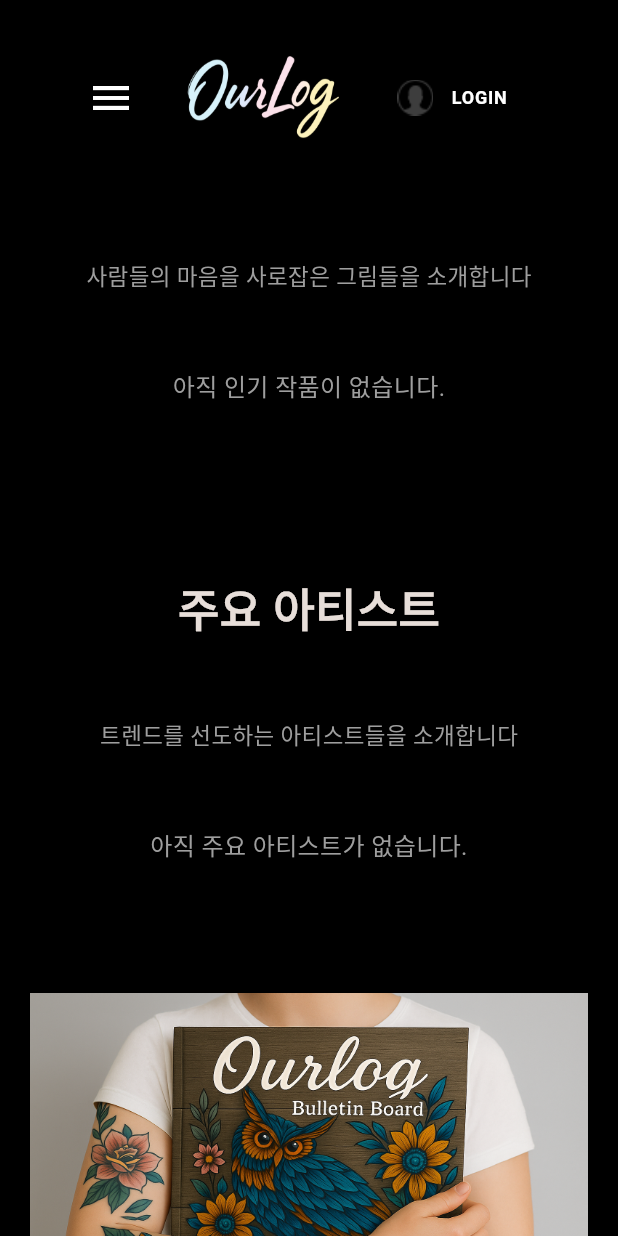
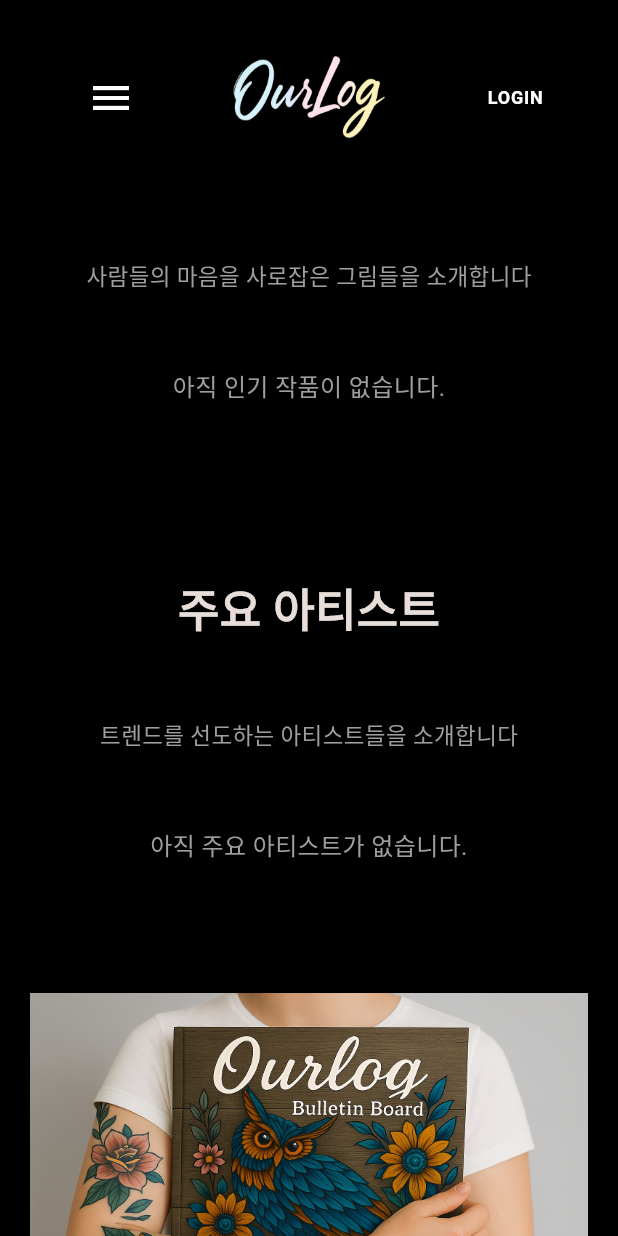
Before and after one commit to itstudyproject/ourlog_flutter, a Flutter app: the screen it shows after launch, scrolled down 576 dp, after a tap on the "menu" icon, after a tap on "LOGIN", on a phone screen of 412 x 824 dp. Run offline on Flutter 3.47's test engine with Material 3 defaults, Android fonts, the phone set to English and light mode, and no system bars; our stand-ins replace google_sign_in, image_picker, shared_preferences; missing offline and left inert: sendbird_chat_sdk; accounts and stored records are empty; network calls fail.

Commit message:
헤더 수정

```diff
--- a/lib/widgets/header.dart
+++ b/lib/widgets/header.dart
@@ -25,10 +25,9 @@ class _HeaderState extends State<Header> with SingleTickerProviderStateMixin {
     _slideAnimation = Tween<Offset>(
       begin: const Offset(-1, 0),
       end: Offset.zero,
-    ).animate(CurvedAnimation(
-      parent: _animationController,
-      curve: Curves.easeOut,
-    ));
+    ).animate(
+      CurvedAnimation(parent: _animationController, curve: Curves.easeOut),
+    );
   }
 
   @override
@@ -42,12 +41,7 @@ class _HeaderState extends State<Header> with SingleTickerProviderStateMixin {
   Widget build(BuildContext context) {
     return SizedBox(
       width: MediaQuery.of(context).size.width,
-      child: Column(
-        mainAxisSize: MainAxisSize.min,
-        children: [
-          _buildHeader(),
-        ],
-      ),
+      child: Column(mainAxisSize: MainAxisSize.min, children: [_buildHeader()]),
     );
   }
 
@@ -58,104 +52,53 @@ class _HeaderState extends State<Header> with SingleTickerProviderStateMixin {
       height: 130,
       color: Colors.black.withOpacity(0.9),
       padding: const EdgeInsets.symmetric(horizontal: 50),
-      child: Row(
-        mainAxisSize: MainAxisSize.max,
-        mainAxisAlignment: MainAxisAlignment.spaceBetween,
+      child: Stack(
         children: [
-          // 왼쪽: 햄버거 메뉴
-          IconButton(
-            icon: const Icon(
-              Icons.menu,
-              color: Colors.white,
-              size: 32,
+          // 왼쪽: 햄버거 메뉴 (좌측 끝에 정렬)
+          Align(
+            alignment: Alignment.centerLeft,
+            child: IconButton(
+              icon: const Icon(Icons.menu, color: Colors.white, size: 32),
+              onPressed: () {
+                _showSidebar();
+              },
             ),
-            onPressed: _showSidebar,
           ),
 
-          // 중앙: 로고
-          GestureDetector(
+          // 중앙: 로고 (Stack의 중앙에 정렬)
+          Align(
+            alignment: Alignment.center,
+            child: GestureDetector(
               onTap: () {
                 // 홈으로 이동
                 Navigator.pushReplacementNamed(context, '/');
               },
-            child: Image.asset(
-              'assets/images/OurLog.png',
-              height: 55,
+              child: Image.asset('assets/images/OurLog.png', height: 55),
             ),
           ),
 
-          // 오른쪽: 검색 및 사용자 메뉴
-          Flexible(
-            child: LayoutBuilder(builder: (context, constraints) {
+          // 오른쪽: 검색 및 사용자 메뉴 (우측 끝에 정렬)
+          Align(
+            alignment: Alignment.centerRight,
+            child: LayoutBuilder(
+              builder: (context, constraints) {
+                // 화면이 좁으면 검색창 숨기기
                 final bool showSearch = constraints.maxWidth > 300;
 
                 return Row(
-                mainAxisSize: MainAxisSize.min,
+                  // mainAxisSize: MainAxisSize.min,
                   mainAxisAlignment: MainAxisAlignment.end,
                   children: [
-                  if (showSearch) ...[
-                    const Text(
-                      'SEARCH',
-                      style: TextStyle(
-                        color: Colors.white,
-                        fontSize: 12,
-                        fontWeight: FontWeight.bold,
-                        letterSpacing: 0.5,
-                      ),
-                    ),
-                    const SizedBox(width: 10),
-                    Container(
-                      width: 160,
-                      decoration: const BoxDecoration(
-                        border: Border(
-                          bottom: BorderSide(
-                            color: Colors.white,
-                            width: 1,
-                          ),
-                        ),
-                      ),
-                      child: Row(
-                        children: [
-                          Expanded(
-                            child: TextField(
-                              style: const TextStyle(
-                                color: Colors.white,
-                                fontSize: 14,
-                              ),
-                              decoration: const InputDecoration(
-                                hintText: '검색',
-                                hintStyle: TextStyle(color: Colors.white70),
-                                border: InputBorder.none,
-                                isDense: true,
-                                contentPadding:
-                                EdgeInsets.symmetric(vertical: 8),
-                              ),
-                            ),
-                          ),
-                          const Icon(
-                            Icons.search,
-                            color: Colors.white,
-                            size: 18,
+                    // MyPage 아이콘: 로그인 시에만 표시
+                    if (authProvider.isLoggedIn) ...[
+                      IconButton(
+                        icon: Image.asset('assets/images/mypage.png'),
+                        onPressed:
+                            () => Navigator.pushNamed(context, '/mypage'),
                       ),
                     ],
-                      ),
-                    ),
-                    const SizedBox(width: 24),
-                  ],
 
-                  // MyPage 아이콘: 로그인 여부에 따라 색상 및 이동 경로 변경
-                  IconButton(
-                    icon: authProvider.isLoggedIn
-                        ? Image.asset('assets/images/mypage.png')
-                        : Image.asset(
-                      'assets/images/mypage.png',
-                      color: Colors.white24,
-                    ),
-                    onPressed: () => Navigator.pushNamed(
-                        context, authProvider.isLoggedIn ? '/mypage' : '/login'),
-                  ),
-
-                  // 로그인 / 로그아웃 버튼
+                    // 로그인/로그아웃 버튼
                     GestureDetector(
                       onTap: () {
                         if (authProvider.isLoggedIn) {
@@ -178,10 +121,10 @@ class _HeaderState extends State<Header> with SingleTickerProviderStateMixin {
                         ),
                       ),
                     ),
-                  const SizedBox(width: 24),
                   ],
                 );
-            }),
+              },
+            ),
           ),
         ],
       ),
@@ -207,9 +150,7 @@ class _HeaderState extends State<Header> with SingleTickerProviderStateMixin {
               Positioned.fill(
                 child: GestureDetector(
                   onTap: _closeSidebar,
-                  child: Container(
-                    color: Colors.black.withOpacity(0.5),
-                  ),
+                  child: Container(color: Colors.black.withOpacity(0.5)),
                 ),
               ),
 
@@ -254,19 +195,29 @@ class _HeaderState extends State<Header> with SingleTickerProviderStateMixin {
                               if (authProvider.isLoggedIn) ...[
                                 Row(
                                   children: [
+                                    // 프로필 이미지
                                     const CircleAvatar(
                                       backgroundColor: Colors.grey,
                                       radius: 30,
-                                      child: Icon(Icons.person,
-                                          size: 40, color: Colors.white),
+                                      child: Icon(
+                                        Icons.person,
+                                        size: 40,
+                                        color: Colors.white,
+                                      ),
                                     ),
                                     const SizedBox(width: 16),
-                                    Column(
+
+                                    // 사용자 정보 (닉네임, 마이페이지 링크)
+                                    Expanded(
+                                      child: Column(
                                         crossAxisAlignment:
                                             CrossAxisAlignment.start,
                                         children: [
                                           Text(
-                                          authProvider.userEmail ?? '사용자',
+                                            authProvider.userNickname ??
+                                                authProvider.userEmail ??
+                                                '사용자',
+                                            // 닉네임 또는 이메일 표시
                                             style: const TextStyle(
                                               color: Colors.white,
                                               fontSize: 18,
@@ -275,10 +226,12 @@ class _HeaderState extends State<Header> with SingleTickerProviderStateMixin {
                                           ),
                                           const SizedBox(height: 4),
                                           GestureDetector(
-                                          onTap: () async {
-                                            await _closeSidebar();
+                                            onTap: () {
+                                              _closeSidebar();
                                               Navigator.pushNamed(
-                                                context, '/mypage');
+                                                context,
+                                                '/mypage',
+                                              );
                                             },
                                             child: const Text(
                                               '마이페이지',
@@ -292,7 +245,48 @@ class _HeaderState extends State<Header> with SingleTickerProviderStateMixin {
                                           ),
                                         ],
                                       ),
+                                    ),
                                   ],
+                                ),
+                                const SizedBox(height: 16), // 사용자 정보 아래 간격
+                                // 채팅 버튼 추가
+                                GestureDetector(
+                                  onTap: () {
+                                    _closeSidebar(); // 사이드바 닫기
+                                    Navigator.pushNamed(
+                                      context,
+                                      '/chatList',
+                                    ); // 채팅 목록 페이지로 이동 (새로운 라우트 사용)
+                                  },
+                                  child: Container(
+                                    padding: const EdgeInsets.symmetric(
+                                      vertical: 12,
+                                      horizontal: 10,
+                                    ),
+                                    decoration: BoxDecoration(
+                                      color: Colors.white.withOpacity(0.1),
+                                      // 배경색
+                                      borderRadius: BorderRadius.circular(8),
+                                    ),
+                                    child: const Row(
+                                      children: [
+                                        Icon(
+                                          Icons.chat_bubble_outline,
+                                          color: Colors.white70,
+                                          size: 20,
+                                        ),
+                                        // 채팅 아이콘
+                                        SizedBox(width: 10),
+                                        Text(
+                                          '채팅',
+                                          style: TextStyle(
+                                            color: Colors.white,
+                                            fontSize: 16,
+                                          ),
+                                        ),
+                                      ],
+                                    ),
+                                  ),
                                 ),
                                 const SizedBox(height: 32),
                                 const Divider(color: Colors.white24),
@@ -300,35 +294,43 @@ class _HeaderState extends State<Header> with SingleTickerProviderStateMixin {
                               ],
 
                               // 아트 섹션
-                              _buildSidebarSection('아트', [
-                                '아트 등록',
-                                '아트 게시판',
-                              ]),
+                              _buildSidebarSection('아트', ['아트 등록', '아트 게시판']),
 
                               // 커뮤니티 섹션
                               _buildSidebarSection('커뮤니티', [
-                                {'label': '새소식', 'type': 'news'},
-                                {'label': '자유게시판', 'type': 'free'},
-                                {'label': '홍보 게시판', 'type': 'promotion'},
-                                {'label': '요청 게시판', 'type': 'request'},
+                                '새소식',
+                                '자유게시판',
+                                '홍보 게시판',
+                                '요청 게시판',
                               ]),
 
                               // 랭킹 섹션
                               _buildSidebarSection('랭킹', []),
 
-                              // 마이페이지 섹션
-                              _buildSidebarSection('마이페이지', []),
+                              // 마이페이지 섹션 (로그인 시에만 표시)
+                              if (authProvider.isLoggedIn)
+                                _buildSidebarSection('마이페이지', [
+                                  '프로필 관리',
+                                  '나의 작품',
+                                  '좋아요 목록',
+                                  '구매 내역',
+                                  '설정',
+                                ]),
 
-                              // 회원탈퇴 섹션 (로그인 시만)
+                              // 회원탈퇴 섹션 (로그인 시에만 표시)
                               if (authProvider.isLoggedIn)
                                 GestureDetector(
-                                  onTap: () async {
-                                    await _closeSidebar();
+                                  onTap: () {
+                                    _closeSidebar();
                                     Navigator.pushNamed(context, '/delete');
                                   },
                                   child: Container(
                                     margin: const EdgeInsets.only(top: 20),
-                                    child: Row(
+                                    child: Column(
+                                      crossAxisAlignment:
+                                          CrossAxisAlignment.start,
+                                      children: [
+                                        Row(
                                           children: [
                                             const Icon(
                                               Icons.warning_amber_rounded,
@@ -346,13 +348,17 @@ class _HeaderState extends State<Header> with SingleTickerProviderStateMixin {
                                             ),
                                           ],
                                         ),
+                                      ],
+                                    ),
                                   ),
                                 ),
 
                               // 하단 로고
                               Padding(
-                                padding:
-                                const EdgeInsets.only(top: 40, bottom: 70),
+                                padding: const EdgeInsets.only(
+                                  top: 40,
+                                  bottom: 70,
+                                ),
                                 child: Opacity(
                                   opacity: 0.7,
                                   child: Text(
@@ -360,9 +366,7 @@ class _HeaderState extends State<Header> with SingleTickerProviderStateMixin {
                                     style: Theme.of(context)
                                         .textTheme
                                         .headlineLarge
-                                        ?.copyWith(
-                                      fontSize: 40,
-                                    ),
+                                        ?.copyWith(fontSize: 40),
                                   ),
                                 ),
                               ),
@@ -395,7 +399,7 @@ class _HeaderState extends State<Header> with SingleTickerProviderStateMixin {
     _overlayEntry = null;
   }
 
-  Widget _buildSidebarSection(String title, List<dynamic> items) {
+  Widget _buildSidebarSection(String title, List<String> items) {
     return Column(
       crossAxisAlignment: CrossAxisAlignment.start,
       children: [
@@ -406,9 +410,6 @@ class _HeaderState extends State<Header> with SingleTickerProviderStateMixin {
               Navigator.pushNamed(context, '/ranking');
             } else if (title == '마이페이지') {
               Navigator.pushNamed(context, '/mypage');
-            } else if (title == '커뮤니티') {
-              // Optionally navigate to a general community landing page or the first category
-              // Navigator.pushNamed(context, '/community/list');
             }
           },
           child: Text(
@@ -422,36 +423,28 @@ class _HeaderState extends State<Header> with SingleTickerProviderStateMixin {
           ),
         ),
         const SizedBox(height: 10),
-        ...items.map((item) => GestureDetector(
+        ...items.map(
+          (item) => GestureDetector(
             onTap: () async {
               await _closeSidebar();
-            // Assuming item is a Map like {'label': '새소식', 'type': 'news'}
-            if (title == '커뮤니티' && item is Map<String, String>) {
-              Navigator.pushNamed(
-                context,
-                '/community/list',
-                arguments: {'boardType': item['type']},
-              );
-            } else if (item == '아트 등록') {
-              Navigator.pushNamed(context, '/art/register'); // Update route if needed
+              if (item == '아트 등록') {
+                Navigator.pushNamed(context, '/art/register');
               } else if (item == '아트 게시판') {
-              Navigator.pushNamed(context, '/artWork'); // Update route if needed
+                Navigator.pushNamed(context, '/artWork');
+              } else if (item == '새소식') {
+                Navigator.pushNamed(context, '/news');
+              } else if (item == '자유게시판') {
+                Navigator.pushNamed(context, '/free');
+              } else if (item == '홍보 게시판') {
+                Navigator.pushNamed(context, '/advertise');
+              } else if (item == '요청 게시판') {
+                Navigator.pushNamed(context, '/request');
               }
-            // Remove or update old community navigation
-            // else if (item == '새소식') {
-            //   Navigator.pushNamed(context, '/news');
-            // } else if (item == '자유게시판') {
-            //   Navigator.pushNamed(context, '/free');
-            // } else if (item == '홍보 게시판') {
-            //   Navigator.pushNamed(context, '/advertise');
-            // } else if (item == '요청 게시판') {
-            //   Navigator.pushNamed(context, '/request');
-            // }
             },
             child: Padding(
               padding: const EdgeInsets.only(left: 12, bottom: 6),
               child: Text(
-              item is Map<String, String> ? item['label'] : item,
+                item,
                 style: const TextStyle(
                   color: Colors.white,
                   fontSize: 16,
@@ -459,7 +452,8 @@ class _HeaderState extends State<Header> with SingleTickerProviderStateMixin {
                 ),
               ),
             ),
-        )),
+          ),
+        ),
         const SizedBox(height: 20),
       ],
     );
```
Lines whose indentation alone changed are shown as unchanged.
